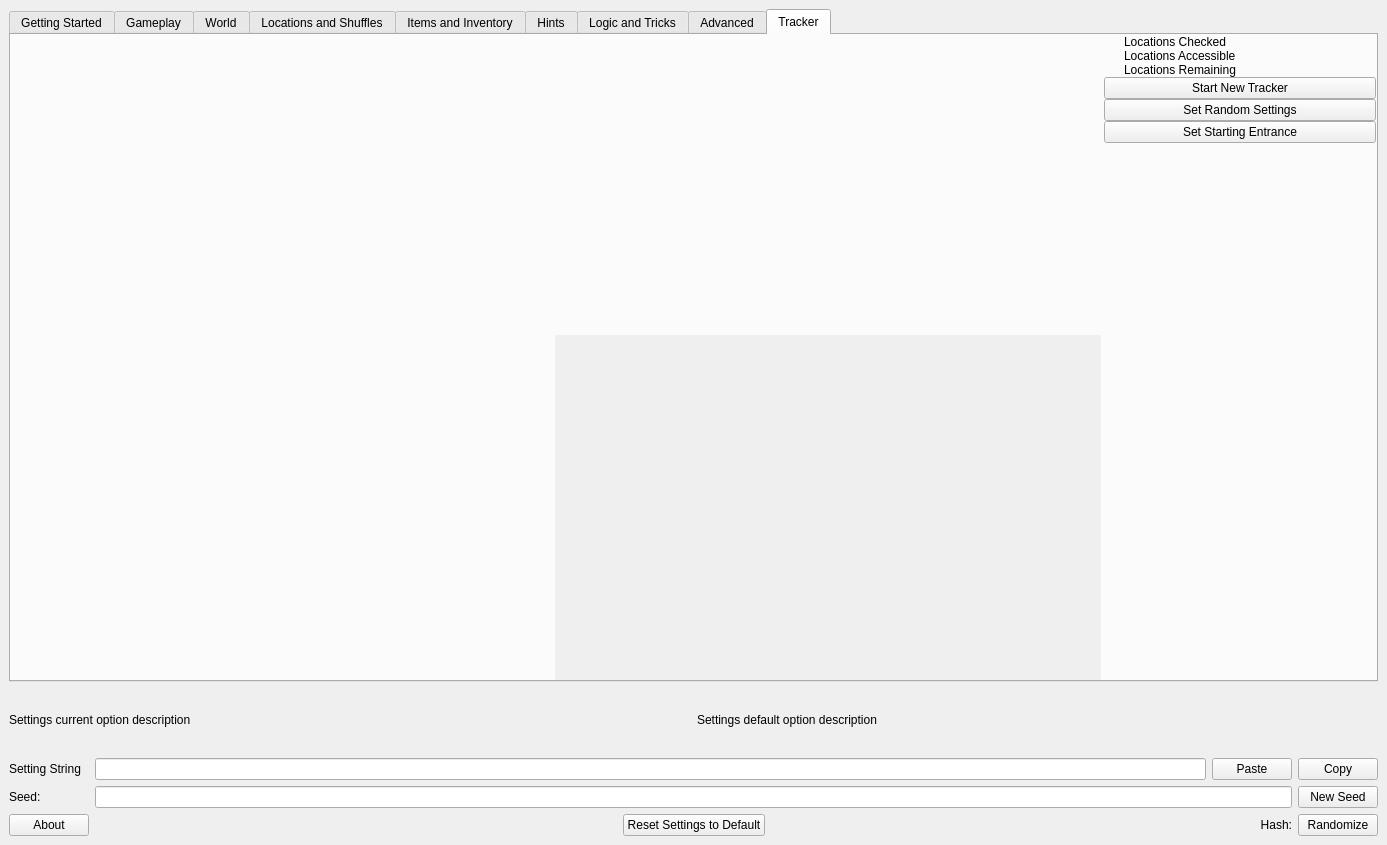
The window that gui/ui/main.ui (mint-choc-chip-skyblade/sshd-rando) describes before a commit, drawn with Qt 5.
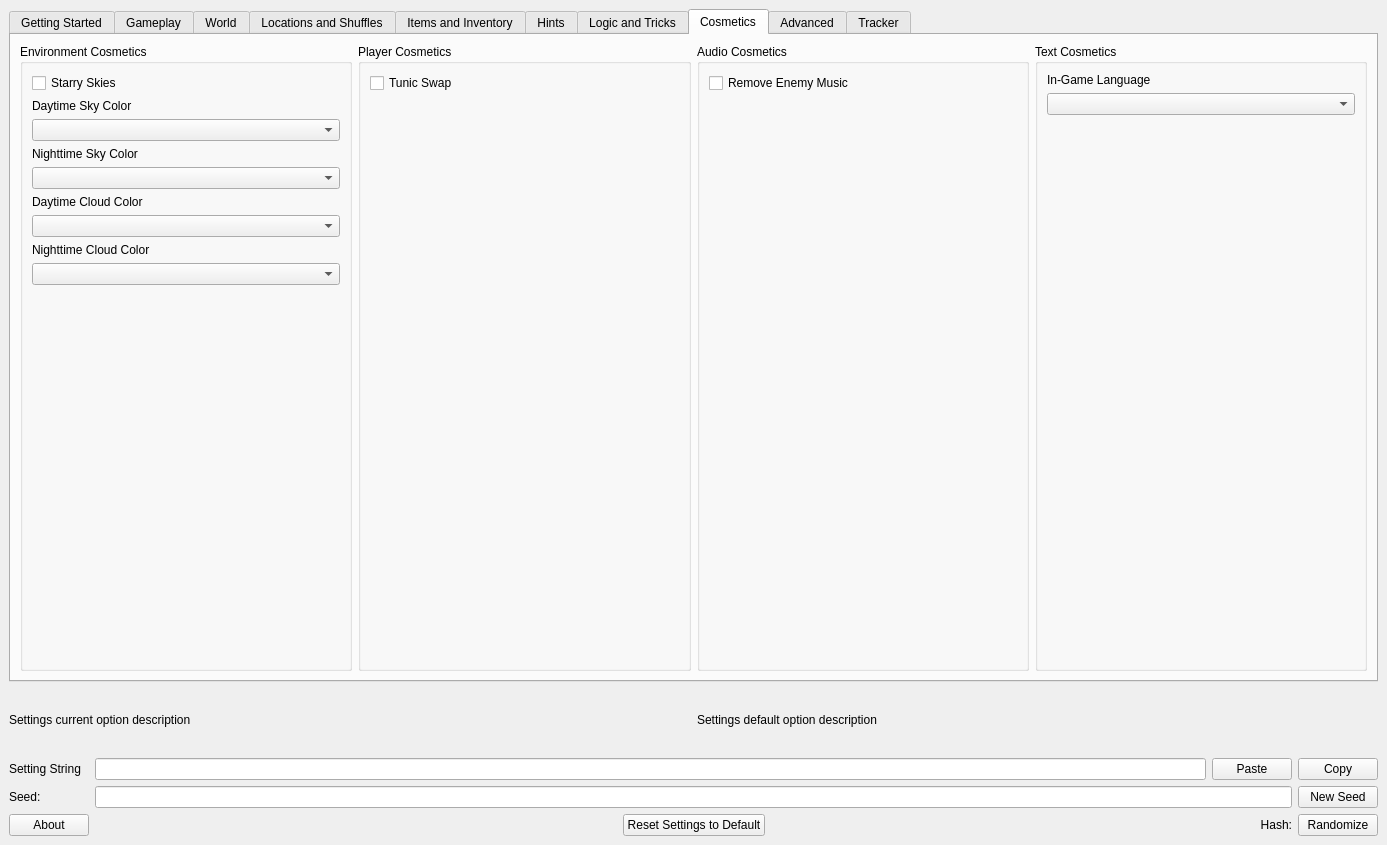
The same window after the commit. Custom widgets are drawn as their Qt base class.

Commit message: Add settings for custom sky and cloud colours

What changed in the file:
```diff
--- a/gui/ui/main.ui
+++ b/gui/ui/main.ui
@@ -36,7 +36,7 @@
        <enum>QTabWidget::Rounded</enum>
       </property>
       <property name="currentIndex">
-       <number>8</number>
+       <number>7</number>
       </property>
       <widget class="QWidget" name="getting_started_tab">
        <property name="sizePolicy">
@@ -817,44 +817,6 @@
              </property>
             </widget>
            </item>
-           <item>
-            <widget class="RandoTriStateCheckBox" name="setting_tunic_swap">
-             <property name="text">
-              <string>Tunic Swap</string>
-             </property>
-            </widget>
-           </item>
-           <item>
-            <widget class="RandoTriStateCheckBox" name="setting_starry_skies">
-             <property name="text">
-              <string>Starry Skies</string>
-             </property>
-            </widget>
-           </item>
-           <item>
-            <widget class="RandoTriStateCheckBox" name="setting_remove_enemy_music">
-             <property name="text">
-              <string>Remove Enemy Music</string>
-             </property>
-            </widget>
-           </item>
-           <item>
-            <widget class="Line" name="line_2">
-             <property name="orientation">
-              <enum>Qt::Horizontal</enum>
-             </property>
-            </widget>
-           </item>
-           <item>
-            <widget class="QLabel" name="language_label">
-             <property name="text">
-              <string>In-Game Language</string>
-             </property>
-            </widget>
-           </item>
-           <item>
-            <widget class="QComboBox" name="setting_language"/>
-           </item>
            <item>
             <spacer name="tweaks_vspacer">
              <property name="orientation">
@@ -3015,6 +2977,172 @@
         </item>
        </layout>
       </widget>
+      <widget class="QWidget" name="cosmetics_tab">
+       <attribute name="title">
+        <string>Cosmetics</string>
+       </attribute>
+       <layout class="QHBoxLayout" name="horizontalLayout_2">
+        <item>
+         <widget class="QGroupBox" name="environment_cosmetics_group_box">
+          <property name="title">
+           <string>Environment Cosmetics</string>
+          </property>
+          <layout class="QVBoxLayout" name="verticalLayout_33">
+           <item>
+            <widget class="RandoTriStateCheckBox" name="setting_starry_skies">
+             <property name="text">
+              <string>Starry Skies</string>
+             </property>
+            </widget>
+           </item>
+           <item>
+            <widget class="QLabel" name="daytime_sky_color_label">
+             <property name="text">
+              <string>Daytime Sky Color</string>
+             </property>
+            </widget>
+           </item>
+           <item>
+            <widget class="QComboBox" name="setting_daytime_sky_color"/>
+           </item>
+           <item>
+            <widget class="QLabel" name="nighttime_sky_color_label">
+             <property name="text">
+              <string>Nighttime Sky Color</string>
+             </property>
+            </widget>
+           </item>
+           <item>
+            <widget class="QComboBox" name="setting_nighttime_sky_color"/>
+           </item>
+           <item>
+            <widget class="QLabel" name="daytime_cloud_color_label">
+             <property name="text">
+              <string>Daytime Cloud Color</string>
+             </property>
+            </widget>
+           </item>
+           <item>
+            <widget class="QComboBox" name="setting_daytime_cloud_color"/>
+           </item>
+           <item>
+            <widget class="QLabel" name="nighttime_cloud_color_label">
+             <property name="text">
+              <string>Nighttime Cloud Color</string>
+             </property>
+            </widget>
+           </item>
+           <item>
+            <widget class="QComboBox" name="setting_nighttime_cloud_color"/>
+           </item>
+           <item>
+            <spacer name="environment_cosmetics_vspacer">
+             <property name="orientation">
+              <enum>Qt::Vertical</enum>
+             </property>
+             <property name="sizeHint" stdset="0">
+              <size>
+               <width>20</width>
+               <height>40</height>
+              </size>
+             </property>
+            </spacer>
+           </item>
+          </layout>
+         </widget>
+        </item>
+        <item>
+         <widget class="QGroupBox" name="player_cosmetics_group_box">
+          <property name="title">
+           <string>Player Cosmetics</string>
+          </property>
+          <layout class="QVBoxLayout" name="verticalLayout_37">
+           <item>
+            <widget class="RandoTriStateCheckBox" name="setting_tunic_swap">
+             <property name="text">
+              <string>Tunic Swap</string>
+             </property>
+            </widget>
+           </item>
+           <item>
+            <spacer name="player_cosmetics_vspacer">
+             <property name="orientation">
+              <enum>Qt::Vertical</enum>
+             </property>
+             <property name="sizeHint" stdset="0">
+              <size>
+               <width>20</width>
+               <height>545</height>
+              </size>
+             </property>
+            </spacer>
+           </item>
+          </layout>
+         </widget>
+        </item>
+        <item>
+         <widget class="QGroupBox" name="audio_cosmetics_group_box">
+          <property name="title">
+           <string>Audio Cosmetics</string>
+          </property>
+          <layout class="QVBoxLayout" name="verticalLayout_35">
+           <item>
+            <widget class="RandoTriStateCheckBox" name="setting_remove_enemy_music">
+             <property name="text">
+              <string>Remove Enemy Music</string>
+             </property>
+            </widget>
+           </item>
+           <item>
+            <spacer name="audio_cosmetics_vspacer">
+             <property name="orientation">
+              <enum>Qt::Vertical</enum>
+             </property>
+             <property name="sizeHint" stdset="0">
+              <size>
+               <width>20</width>
+               <height>545</height>
+              </size>
+             </property>
+            </spacer>
+           </item>
+          </layout>
+         </widget>
+        </item>
+        <item>
+         <widget class="QGroupBox" name="text_cosmetics_group_box">
+          <property name="title">
+           <string>Text Cosmetics</string>
+          </property>
+          <layout class="QVBoxLayout" name="verticalLayout_36">
+           <item>
+            <widget class="QLabel" name="language_label">
+             <property name="text">
+              <string>In-Game Language</string>
+             </property>
+            </widget>
+           </item>
+           <item>
+            <widget class="QComboBox" name="setting_language"/>
+           </item>
+           <item>
+            <spacer name="text_cosmetics_vspacer">
+             <property name="orientation">
+              <enum>Qt::Vertical</enum>
+             </property>
+             <property name="sizeHint" stdset="0">
+              <size>
+               <width>20</width>
+               <height>522</height>
+              </size>
+             </property>
+            </spacer>
+           </item>
+          </layout>
+         </widget>
+        </item>
+       </layout>
+      </widget>
       <widget class="QWidget" name="advanced_tab">
        <property name="sizePolicy">
         <sizepolicy hsizetype="Preferred" vsizetype="Maximum">
@@ -3685,7 +3813,7 @@
                <x>0</x>
                <y>0</y>
                <width>546</width>
-               <height>311</height>
+               <height>312</height>
               </rect>
              </property>
              <property name="maximumSize">
```
Left out of the diff: 2 changed lines with no effect on the pictures. The commit also changes 14 other files.
